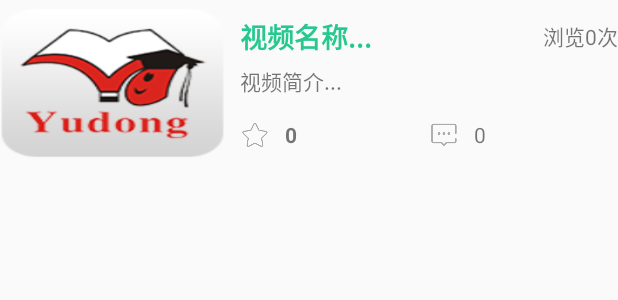
After one commit to FlyKnight2016/YuDong, an Android app: the layout layout_video_free_item.xml on its own in the app's theme, with its tools: preview values and no code run, on a phone screen of 412 x 824 dp. The commit adds this screen. Shown: the top 300 px of the screen. Run offline under Robolectric (Android 15) with nearby library versions, the phone set to English and light mode, and no system bars.

Commit message:
添加了免费和vip视频的ListItem和相应的适配器

```diff
--- /dev/null
+++ b/app/src/main/res/layout/layout_video_free_item.xml
@@ -0,0 +1,95 @@
+<?xml version="1.0" encoding="utf-8"?>
+<LinearLayout xmlns:android="http://schemas.android.com/apk/res/android"
+              android:layout_width="match_parent"
+              android:layout_height="wrap_content"
+              android:orientation="horizontal"
+              android:paddingBottom="5dp"
+              android:paddingTop="5dp">
+
+    <ImageView
+        android:id="@+id/iv_video_free"
+        android:layout_width="150dp"
+        android:layout_height="100dp"
+        android:background="@drawable/icon"
+        android:paddingBottom="5dp"
+        android:paddingTop="5dp"/>
+    <LinearLayout
+        android:layout_width="match_parent"
+        android:layout_height="match_parent"
+        android:orientation="vertical"
+        android:paddingBottom="5dp"
+        android:paddingTop="5dp"
+        android:paddingLeft="10dp">
+        <LinearLayout
+            android:layout_width="match_parent"
+            android:layout_height="wrap_content"
+            android:orientation="horizontal"
+            android:gravity="center_vertical">
+
+            <TextView
+                android:id="@+id/tv_video_free_title"
+                android:layout_width="wrap_content"
+                android:layout_height="wrap_content"
+                android:layout_weight="0"
+                android:text="视频名称..."
+                android:textSize="18sp"
+                android:textColor="@color/themeColor"
+                android:textStyle="bold"/>
+
+            <TextView
+                android:id="@+id/tv_video_free_browsed"
+                android:layout_width="match_parent"
+                android:layout_height="wrap_content"
+                android:gravity="right"
+                android:text="浏览0次"/>
+        </LinearLayout>
+        <TextView
+            android:id="@+id/tv_video_free_intro"
+            android:layout_width="match_parent"
+            android:layout_height="0dp"
+            android:layout_weight="1"
+            android:layout_marginTop="5dp"
+            android:maxLines="3"
+            android:text="视频简介..."/>
+
+        <LinearLayout
+            android:layout_width="match_parent"
+            android:layout_height="wrap_content"
+            android:layout_weight="0"
+            android:orientation="horizontal"
+            android:gravity="center_vertical">
+
+            <ImageView
+                android:id="@+id/iv_video_free_collect"
+                android:layout_width="20dp"
+                android:layout_height="20dp"
+                android:layout_weight="0"
+                android:src="@drawable/collect"/>
+            <TextView
+                android:id="@+id/tv_video_free_collect"
+                android:layout_width="0dp"
+                android:layout_height="wrap_content"
+                android:layout_weight="1"
+                android:layout_marginLeft="10dp"
+                android:text="0"
+                android:textStyle="bold"/>
+            <ImageView
+                android:id="@+id/iv_video_free_comment"
+                android:layout_width="20dp"
+                android:layout_height="20dp"
+                android:layout_weight="0"
+                android:src="@drawable/comment"/>
+            <TextView
+                android:id="@+id/tv_video_free_comment"
+                android:layout_width="0dp"
+                android:layout_height="wrap_content"
+                android:layout_weight="1"
+                android:layout_marginLeft="10dp"
+                android:text="0"/>
+
+
+        </LinearLayout>
+
+    </LinearLayout>
+
+</LinearLayout>
```
Also changed, not shown: app/src/main/java/net/zgyejy/yudong/adapter/ListViewAdapter_Free.java (added, +63 -0 lines), app/src/main/java/net/zgyejy/yudong/adapter/ListViewAdapter_Vip.java (added, +67 -0 lines), app/src/main/java/net/zgyejy/yudong/adapter/MyPagerAdapter.java (added, +72 -0 lines), app/src/main/java/net/zgyejy/yudong/fragment/VideoFragment.java (+84 -70 lines), app/src/main/res/layout/layout_video_list_free.xml (added, +10 -0 lines), app/src/main/res/layout/layout_video_list_vip.xml (added, +10 -0 lines), app/src/main/res/layout/layout_video_vip_item.xml (added, +109 -0 lines), app/src/main/res/drawable/collect.png (added), app/src/main/res/drawable/collected.png (added), app/src/main/res/drawable/comment.png (added), app/src/main/res/drawable/commented.png (added), app/src/main/res/drawable/praise.png (added), app/src/main/res/drawable/praised.png (added), app/src/main/res/drawable/shopping.png (added).
